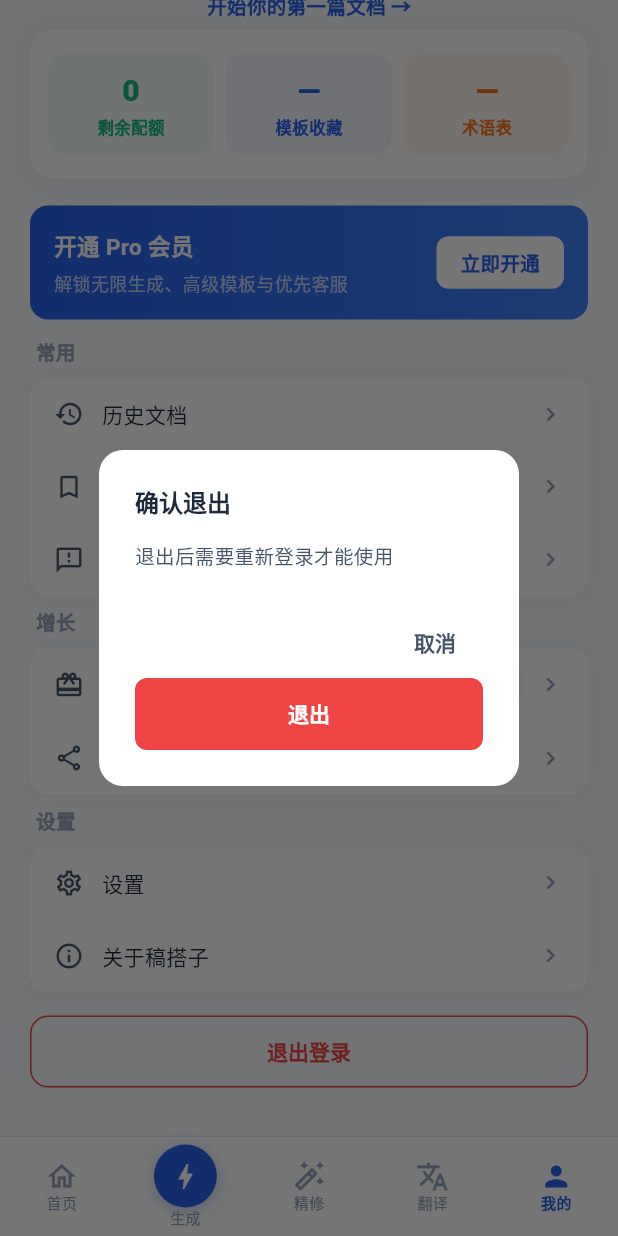
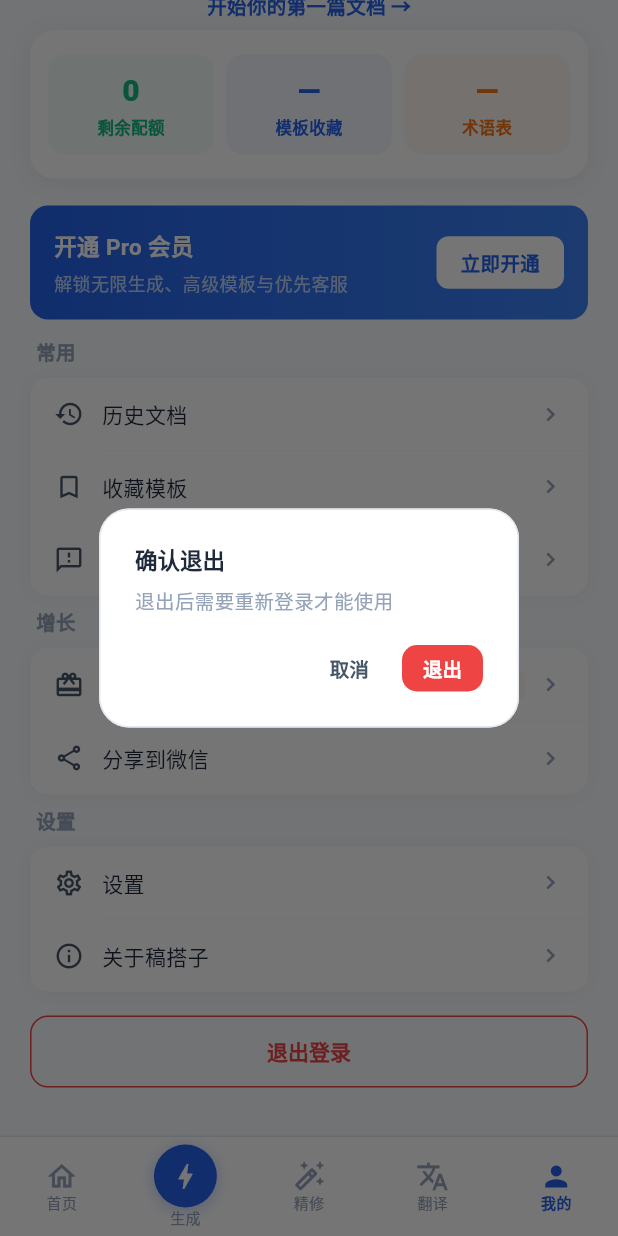
Before and after one commit to carsonbox2025/docforge_app, a Flutter app: the ProfilePage screen opened by its route, scrolled down 138 dp, after a tap on "退出登录", on a phone screen of 412 x 824 dp. Run offline on Flutter 3.47's test engine with Material 3 defaults, Android fonts, the phone set to English and light mode, and no system bars; our stand-ins replace connectivity_plus, dio, equatable, file_picker, flutter_markdown, flutter_riverpod and 9 more; missing offline and left inert: dart:html; accounts and stored records are empty; network calls fail; Roboto replaces fonts that are missing (PingFang SC).

Commit message:
style: 统一退出确认对话框视觉风格，对齐 Design System Dialog 规范
- 退出 App 确认对话框：圆角 20px、添加 border、标题 15px/w600、补充描述文案
- 退出登录确认对话框：统一 padding 体系、描述文案改用 textMuted 色
- 两个对话框的取消/确认按钮改为 Ghost/Primary 样式，10px 圆角，同行右对齐

```diff
--- a/lib/features/profile/presentation/pages/profile_page.dart
+++ b/lib/features/profile/presentation/pages/profile_page.dart
@@ -642,13 +642,17 @@ class _ProfilePageState extends ConsumerState<ProfilePage> {
       builder: (ctx) => AlertDialog(
         backgroundColor: AppColors.surface,
         shape: RoundedRectangleBorder(
-          borderRadius: BorderRadius.circular(AppRadius.lg),
+          borderRadius: BorderRadius.circular(20),
+          side: const BorderSide(color: AppColors.border),
         ),
+        titlePadding: const EdgeInsets.fromLTRB(24, 24, 24, 0),
+        contentPadding: const EdgeInsets.fromLTRB(24, 8, 24, 0),
+        actionsPadding: const EdgeInsets.fromLTRB(24, 20, 24, 24),
         title: const Text(
           '确认退出',
           style: TextStyle(
-            fontSize: 16,
-            fontWeight: FontWeight.w700,
+            fontSize: 15,
+            fontWeight: FontWeight.w600,
             color: AppColors.text,
           ),
         ),
@@ -656,23 +660,26 @@ class _ProfilePageState extends ConsumerState<ProfilePage> {
           '退出后需要重新登录才能使用',
           style: TextStyle(
             fontSize: 13,
-            color: AppColors.textSecondary,
-            fontWeight: FontWeight.w500,
+            color: AppColors.textMuted,
           ),
         ),
         actions: [
           TextButton(
             onPressed: () => Navigator.of(ctx).pop(),
+            style: TextButton.styleFrom(
+              foregroundColor: AppColors.textSecondary,
+              minimumSize: Size.zero,
+              tapTargetSize: MaterialTapTargetSize.shrinkWrap,
+              padding: const EdgeInsets.symmetric(horizontal: 14, vertical: 6),
+              shape: RoundedRectangleBorder(
+                borderRadius: BorderRadius.circular(10),
+              ),
+            ),
             child: const Text(
               '取消',
-              style: TextStyle(
-                fontSize: 14,
-                color: AppColors.textSecondary,
-                fontWeight: FontWeight.w600,
-              ),
+              style: TextStyle(fontSize: 13, fontWeight: FontWeight.w600),
             ),
           ),
-          const SizedBox(width: 8),
           ElevatedButton(
             onPressed: () {
               Navigator.of(ctx).pop();
@@ -682,16 +689,16 @@ class _ProfilePageState extends ConsumerState<ProfilePage> {
               backgroundColor: AppColors.error,
               foregroundColor: Colors.white,
               elevation: 0,
+              minimumSize: Size.zero,
+              tapTargetSize: MaterialTapTargetSize.shrinkWrap,
+              padding: const EdgeInsets.symmetric(horizontal: 14, vertical: 6),
               shape: RoundedRectangleBorder(
-                borderRadius: BorderRadius.circular(8),
+                borderRadius: BorderRadius.circular(10),
               ),
             ),
             child: const Text(
               '退出',
-              style: TextStyle(
-                fontSize: 14,
-                fontWeight: FontWeight.w600,
-              ),
+              style: TextStyle(fontSize: 13, fontWeight: FontWeight.w600),
             ),
           ),
         ],
```
Also changed, not shown: lib/app/app.dart (+35 -8 lines).
